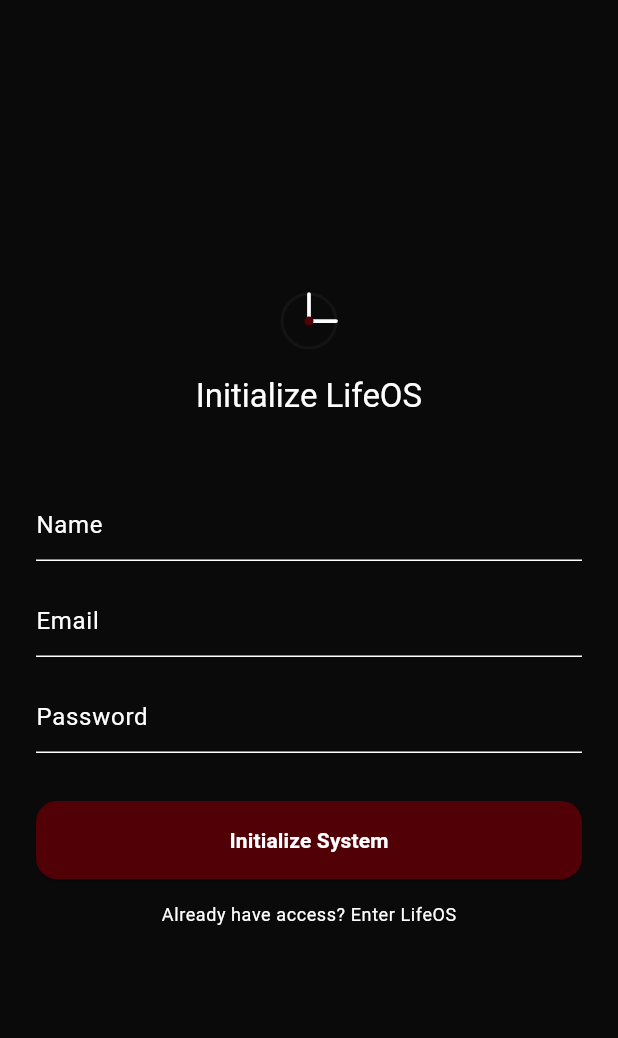
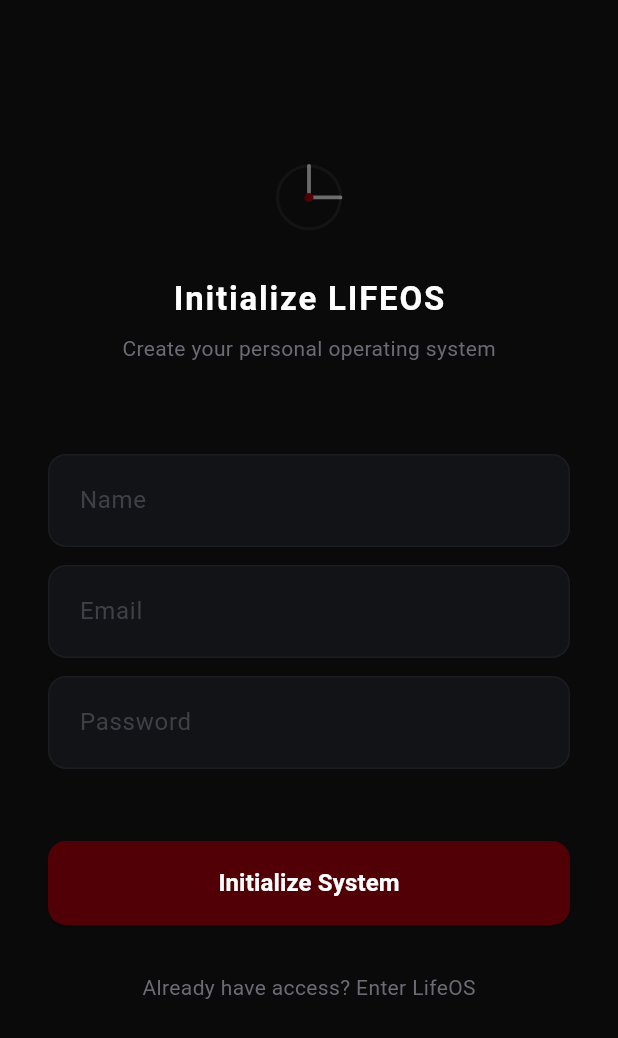
Before and after one commit to ckck-1/LifeOS, a Flutter app: the screen it shows after launch, after a tap on "Create account", on a phone screen of 412 x 824 dp. Shown: the top 1038 px of the screen. Run offline on Flutter 3.47's test engine with Material 3 defaults, Android fonts, the phone set to English and light mode, and no system bars; network calls fail.

```diff
--- a/client/client/lib/screens/register_screen.dart
+++ b/client/client/lib/screens/register_screen.dart
@@ -4,6 +4,7 @@ import '../core/auth_service.dart';
 
 class RegisterScreen extends StatefulWidget {
   final VoidCallback onRegisterSuccess, onSwitchToLogin;
+
   const RegisterScreen({
     super.key,
     required this.onRegisterSuccess,
@@ -18,90 +19,177 @@ class _RegisterScreenState extends State<RegisterScreen> {
   final _nameController = TextEditingController();
   final _emailController = TextEditingController();
   final _passwordController = TextEditingController();
+
   bool _isLoading = false;
 
   void _handleRegister() async {
+    print("🚀 REGISTER BUTTON CLICKED");
+
     setState(() => _isLoading = true);
+
     bool success = await AuthService().register(
-      _nameController.text,
-      _emailController.text,
-      _passwordController.text,
+      _nameController.text.trim(),
+      _emailController.text.trim(),
+      _passwordController.text.trim(),
     );
+
+    print("✅ REGISTER RESULT: $success");
+
     if (!mounted) return;
+
+    if (success) {
+      print("🔥 CALLING onRegisterSuccess()");
+      widget.onRegisterSuccess(); // THIS MUST FIRE
+    } else {
       setState(() => _isLoading = false);
-    if (success) widget.onRegisterSuccess();
+
+      ScaffoldMessenger.of(
+        context,
+      ).showSnackBar(const SnackBar(content: Text("Registration failed")));
+    }
   }
 
   @override
   Widget build(BuildContext context) {
-    final theme = Theme.of(context);
+    const Color primaryRed = Color(0xFF510105);
+    const Color inputBackground = Color(0xFF121316);
+    const Color mutedText = Color(0xFF6B6B73);
+
     return Scaffold(
-      body: Padding(
-        padding: const EdgeInsets.all(24.0),
-        child: Center(
-          child: SingleChildScrollView(
+      backgroundColor: const Color(0xFF0A0A0B),
+      body: SafeArea(
+        child: Padding(
+          padding: const EdgeInsets.symmetric(horizontal: 32.0),
           child: Column(
             children: [
+              const Spacer(flex: 2),
+
               CustomPaint(
-                  size: const Size(48, 48),
+                size: const Size(56, 56),
                 painter: LifeOSLogoPainter(
-                    strokeColor: theme.colorScheme.onBackground,
-                    dotColor: theme.colorScheme.primary,
+                  strokeColor: Colors.white.withOpacity(0.4),
+                  dotColor: primaryRed,
                 ),
               ),
+
+              const SizedBox(height: 24),
+
+              const Text(
+                'Initialize LIFEOS',
+                style: TextStyle(
+                  color: Colors.white,
+                  fontSize: 22,
+                  fontWeight: FontWeight.bold,
+                  letterSpacing: 1.2,
+                ),
+              ),
+
+              const SizedBox(height: 8),
+
+              const Text(
+                'Create your personal operating system',
+                style: TextStyle(color: mutedText, fontSize: 14),
+              ),
+
+              const SizedBox(height: 60),
+
+              _buildTextField(
+                _nameController,
+                "Name",
+                inputBackground,
+                mutedText,
+                primaryRed,
+              ),
               const SizedBox(height: 12),
-                Text('Initialize LifeOS', style: theme.textTheme.titleLarge),
+              _buildTextField(
+                _emailController,
+                "Email",
+                inputBackground,
+                mutedText,
+                primaryRed,
+              ),
+              const SizedBox(height: 12),
+              _buildTextField(
+                _passwordController,
+                "Password",
+                inputBackground,
+                mutedText,
+                primaryRed,
+                isObscure: true,
+              ),
+
               const SizedBox(height: 48),
-                TextField(
-                  controller: _nameController,
-                  decoration: const InputDecoration(hintText: "Name"),
-                ),
-                const SizedBox(height: 16),
-                TextField(
-                  controller: _emailController,
-                  decoration: const InputDecoration(hintText: "Email"),
-                ),
-                const SizedBox(height: 16),
-                TextField(
-                  controller: _passwordController,
-                  obscureText: true,
-                  decoration: const InputDecoration(hintText: "Password"),
-                ),
-                const SizedBox(height: 32),
+
               SizedBox(
                 width: double.infinity,
-                  height: 52,
+                height: 56,
                 child: ElevatedButton(
                   onPressed: _isLoading ? null : _handleRegister,
                   style: ElevatedButton.styleFrom(
-                      backgroundColor: theme.colorScheme.primary,
+                    backgroundColor: primaryRed,
+                    disabledBackgroundColor: primaryRed.withOpacity(0.5),
                     shape: RoundedRectangleBorder(
-                        borderRadius: BorderRadius.circular(14),
+                      borderRadius: BorderRadius.circular(12),
                     ),
                   ),
                   child: Text(
-                      _isLoading
-                          ? "Initializing system..."
-                          : "Initialize System",
-                      style: const TextStyle(
-                        color: Colors.white,
+                    _isLoading ? "Initializing System..." : "Initialize System",
+                    style: TextStyle(
+                      color: Colors.white.withOpacity(_isLoading ? 0.5 : 1),
+                      fontSize: 16,
                       fontWeight: FontWeight.w600,
                     ),
                   ),
                 ),
               ),
-                TextButton(
-                  onPressed: widget.onSwitchToLogin,
-                  child: Text(
+
+              const SizedBox(height: 32),
+
+              GestureDetector(
+                onTap: widget.onSwitchToLogin,
+                child: const Text(
                   "Already have access? Enter LifeOS",
-                    style: theme.textTheme.bodySmall,
+                  style: TextStyle(color: mutedText),
                 ),
               ),
+
+              const Spacer(flex: 3),
             ],
-            ),
           ),
         ),
       ),
     );
   }
+
+  Widget _buildTextField(
+    TextEditingController controller,
+    String hint,
+    Color bg,
+    Color textCol,
+    Color caret, {
+    bool isObscure = false,
+  }) {
+    return Container(
+      decoration: BoxDecoration(
+        color: bg,
+        borderRadius: BorderRadius.circular(12),
+        border: Border.all(color: Colors.white.withOpacity(0.04)),
+      ),
+      child: TextField(
+        controller: controller,
+        obscureText: isObscure,
+        cursorColor: caret,
+        style: const TextStyle(color: Colors.white),
+        decoration: InputDecoration(
+          hintText: hint,
+          hintStyle: TextStyle(color: textCol.withOpacity(0.5)),
+          contentPadding: const EdgeInsets.symmetric(
+            horizontal: 20,
+            vertical: 18,
+          ),
+          border: InputBorder.none,
+        ),
+      ),
+    );
   }
+}
```
Also changed, not shown: client/client/lib/core/auth_service.dart (+63 -32 lines). Lines whose indentation alone changed are shown as unchanged.
